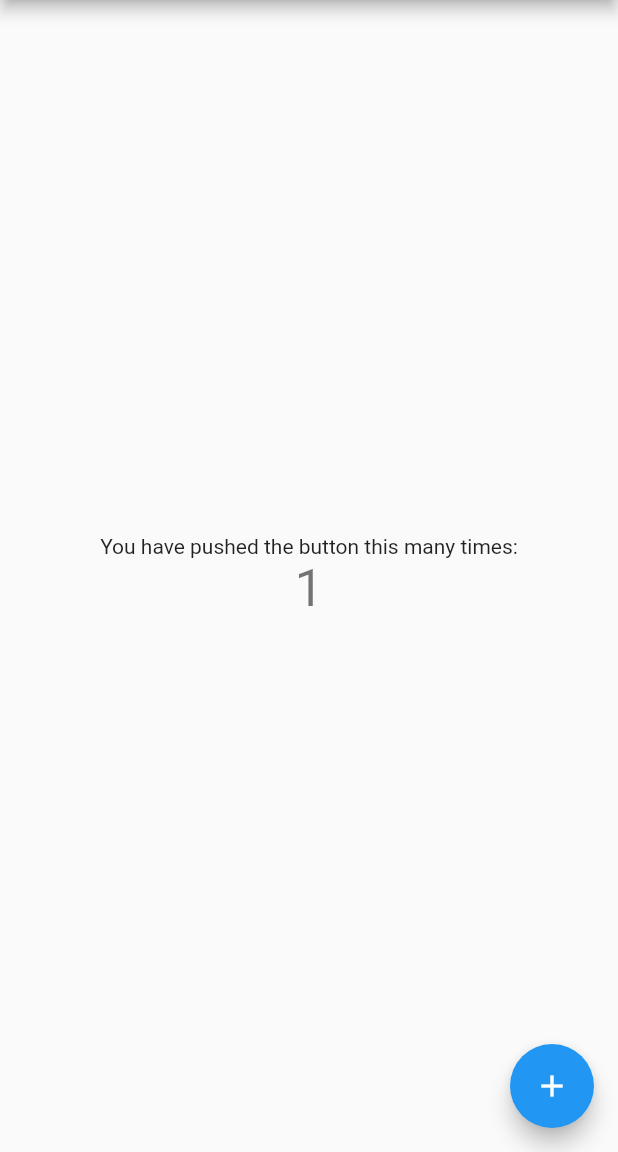
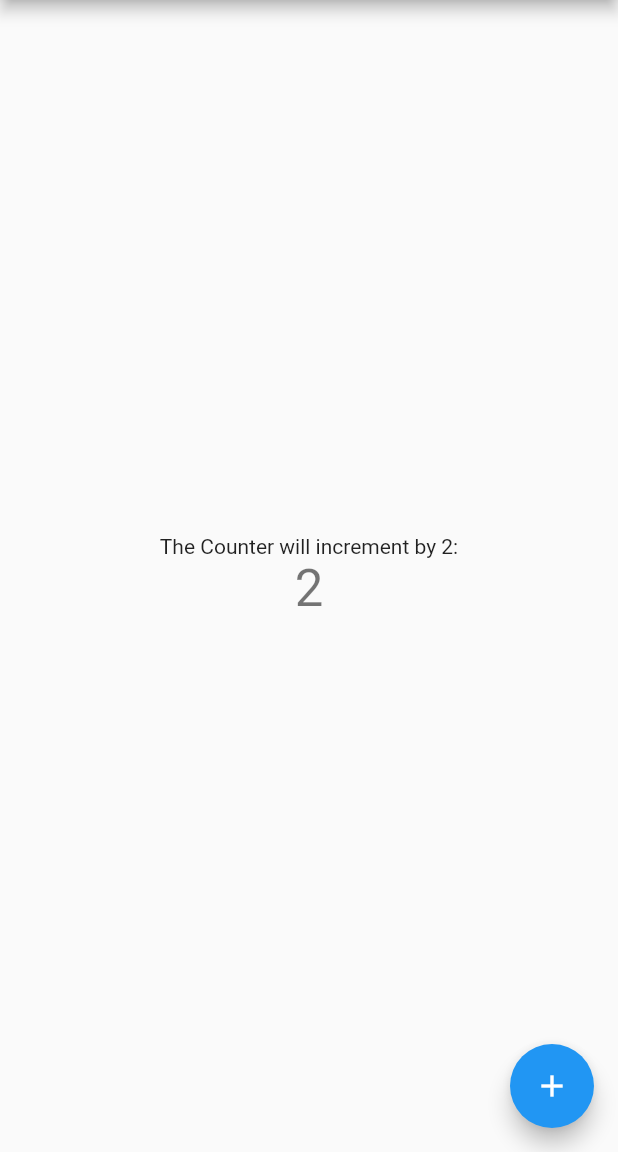
Before and after one commit to himeshp/code-magic-sampleApp, a Flutter app: the screen it shows after launch, after a tap on the "add" icon, on a phone screen of 412 x 824 dp, the part 84-1236 px from its top. Run offline on Flutter 3.47's test engine with Material 2 defaults, Android fonts, the phone set to English and light mode, and no system bars; our stand-ins replace firebase_core; accounts and stored records are empty.

Commit message:
final submission

```diff
--- a/lib/main.dart
+++ b/lib/main.dart
@@ -36,7 +36,7 @@ class _MyHomePageState extends State<MyHomePage> {
 
   void _incrementCounter() {
     setState(() {
-      _counter++;
+      _counter = _counter + 2;
     });
   }
 
@@ -51,7 +51,7 @@ class _MyHomePageState extends State<MyHomePage> {
           mainAxisAlignment: MainAxisAlignment.center,
           children: <Widget>[
             const Text(
-              'You have pushed the button this many times:',
+              'The Counter will increment by 2:',
             ),
             Text(
               '$_counter',
--- a/pubspec.yaml
+++ b/pubspec.yaml
@@ -15,7 +15,7 @@ publish_to: 'none' # Remove this line if you wish to publish to pub.dev
 # In iOS, build-name is used as CFBundleShortVersionString while build-number used as CFBundleVersion.
 # Read more about iOS versioning at
 # https://developer.apple.com/library/archive/documentation/General/Reference/InfoPlistKeyReference/Articles/CoreFoundationKeys.html
-version: 1.0.3+0
+version: 1.0.5+0
 
 environment:
   sdk: '>=2.16.0 <3.0.0'
--- a/release_notes.json
+++ b/release_notes.json
@@ -1,6 +1,6 @@
 [
   {
       "language": "en-US",
-      "text": "Created Sample App with io.codemagic.himeshapp, Added Firebase, code signing using codemagic.yaml"
+      "text": "Final Submission, Created Sample App with io.codemagic.himeshapp, Added Firebase, code signing using codemagic.yaml, Counter increments by 2"
   }
 ]
```
